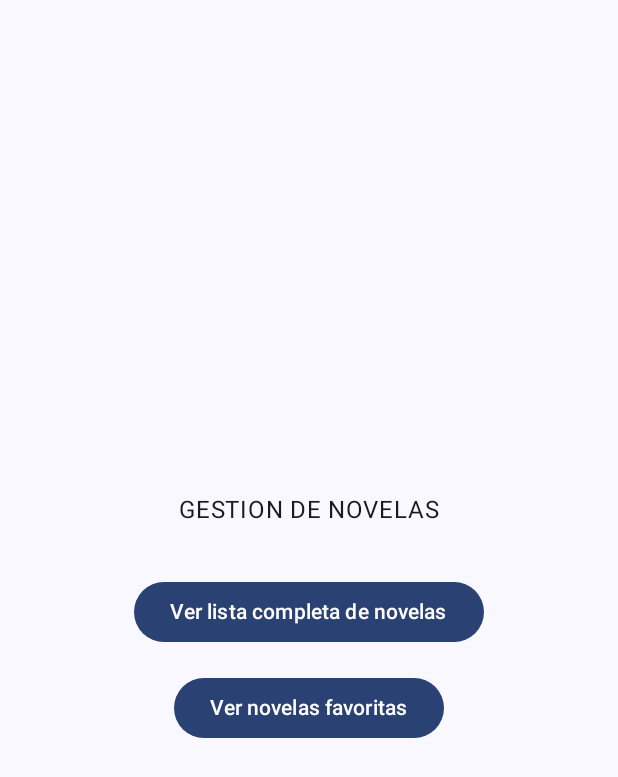
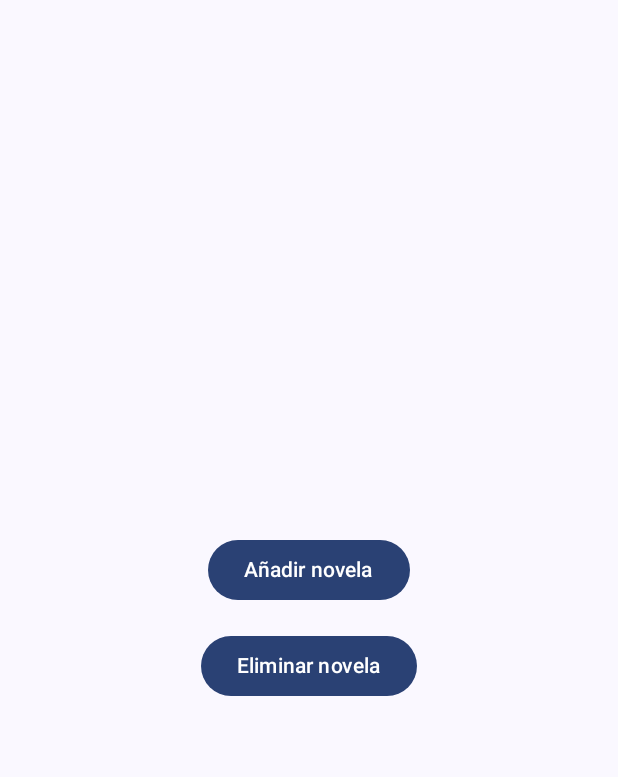
Before and after one commit to ffernandoss/DefinitivoFeedback, an Android app built with Jetpack Compose: the screen it shows after launch (MainActivity before the commit, ListaNovelasActivity after it), after a tap on "Ver lista completa de novelas", on a phone screen of 412 x 824 dp. Shown: the top 777 px of the screen. Run offline under Robolectric (Android 15) with nearby library versions, the phone set to English and light mode, and no system bars.

Commit message:
nueva clase donde estarán las novelas con dos botones para añadir y quitar

```diff
--- a/app/src/main/AndroidManifest.xml
+++ b/app/src/main/AndroidManifest.xml
@@ -19,10 +19,10 @@
             android:theme="@style/Theme.DefinitivoFeedback">
             <intent-filter>
                 <action android:name="android.intent.action.MAIN" />
-
                 <category android:name="android.intent.category.LAUNCHER" />
             </intent-filter>
         </activity>
+        <activity android:name=".ListaNovelasActivity" />
     </application>
 
 </manifest>
--- /dev/null
+++ b/app/src/main/java/com/example/definitivofeedback/ListaNovelasActivity.kt
@@ -0,0 +1,106 @@
+package com.example.definitivofeedback
+
+import android.os.Bundle
+import androidx.activity.ComponentActivity
+import androidx.activity.compose.setContent
+import androidx.compose.foundation.layout.*
+import androidx.compose.material3.*
+import androidx.compose.runtime.*
+import androidx.compose.ui.Alignment
+import androidx.compose.ui.Modifier
+import androidx.compose.ui.graphics.Color
+import androidx.compose.ui.tooling.preview.Preview
+import androidx.compose.ui.unit.dp
+import com.example.definitivofeedback.ui.theme.DefinitivoFeedbackTheme
+
+class ListaNovelasActivity : ComponentActivity() {
+    override fun onCreate(savedInstanceState: Bundle?) {
+        super.onCreate(savedInstanceState)
+        setContent {
+            DefinitivoFeedbackTheme {
+                Scaffold(modifier = Modifier.fillMaxSize()) { innerPadding ->
+                    ListaNovelasScreen(modifier = Modifier.padding(innerPadding))
+                }
+            }
+        }
+    }
+}
+
+@Composable
+fun ListaNovelasScreen(modifier: Modifier = Modifier) {
+    var showDialog by remember { mutableStateOf(false) }
+    var nombre by remember { mutableStateOf("") }
+    var año by remember { mutableStateOf("") }
+    var descripcion by remember { mutableStateOf("") }
+    var isFavorite by remember { mutableStateOf(false) }
+
+    Column(
+        modifier = modifier
+            .fillMaxSize()
+            .padding(16.dp),
+        horizontalAlignment = Alignment.CenterHorizontally,
+        verticalArrangement = Arrangement.Center
+    ) {
+        Button(onClick = { showDialog = true }) {
+            Text(text = "Añadir novela")
+        }
+        Spacer(modifier = Modifier.height(16.dp))
+        Button(onClick = { /* TODO: Eliminar novela */ }) {
+            Text(text = "Eliminar novela")
+        }
+
+        if (showDialog) {
+            AlertDialog(
+                onDismissRequest = { showDialog = false },
+                title = { Text(text = "Añadir novela") },
+                text = {
+                    Column {
+                        TextField(
+                            value = nombre,
+                            onValueChange = { nombre = it },
+                            label = { Text("Nombre") }
+                        )
+                        TextField(
+                            value = año,
+                            onValueChange = { año = it },
+                            label = { Text("Año") }
+                        )
+                        TextField(
+                            value = descripcion,
+                            onValueChange = { descripcion = it },
+                            label = { Text("Descripción") }
+                        )
+                        Row(verticalAlignment = Alignment.CenterVertically) {
+                            Checkbox(
+                                checked = isFavorite,
+                                onCheckedChange = { isFavorite = it }
+                            )
+                            Text(text = "Añadir a favoritos")
+                        }
+                    }
+                },
+                confirmButton = {
+                    Button(onClick = {
+                        // TODO: Añadir novela a la lista
+                        showDialog = false
+                    }) {
+                        Text("Añadir")
+                    }
+                },
+                dismissButton = {
+                    Button(onClick = { showDialog = false }) {
+                        Text("Cancelar")
+                    }
+                }
+            )
+        }
+    }
+}
+
+@Preview(showBackground = true)
+@Composable
+fun ListaNovelasScreenPreview() {
+    DefinitivoFeedbackTheme {
+        ListaNovelasScreen()
+    }
+}
--- a/app/src/main/java/com/example/definitivofeedback/MainActivity.kt
+++ b/app/src/main/java/com/example/definitivofeedback/MainActivity.kt
@@ -1,5 +1,6 @@
 package com.example.definitivofeedback
 
+import android.content.Intent
 import android.os.Bundle
 import androidx.activity.ComponentActivity
 import androidx.activity.compose.setContent
@@ -11,6 +12,7 @@ import androidx.compose.material3.Text
 import androidx.compose.runtime.Composable
 import androidx.compose.ui.Alignment
 import androidx.compose.ui.Modifier
+import androidx.compose.ui.platform.LocalContext
 import androidx.compose.ui.tooling.preview.Preview
 import androidx.compose.ui.unit.dp
 import com.example.definitivofeedback.ui.theme.DefinitivoFeedbackTheme
@@ -31,6 +33,7 @@ class MainActivity : ComponentActivity() {
 
 @Composable
 fun MainScreen(modifier: Modifier = Modifier) {
+    val context = LocalContext.current
     Column(
         modifier = modifier
             .fillMaxSize()
@@ -39,7 +42,9 @@ fun MainScreen(modifier: Modifier = Modifier) {
         verticalArrangement = Arrangement.Center
     ) {
         Text(text = "GESTION DE NOVELAS", modifier = Modifier.padding(bottom = 32.dp))
-        Button(onClick = { /* TODO: Navegar a la lista completa de novelas */ }) {
+        Button(onClick = {
+            context.startActivity(Intent(context, ListaNovelasActivity::class.java))
+        }) {
             Text(text = "Ver lista completa de novelas")
         }
         Spacer(modifier = Modifier.height(16.dp))
```
